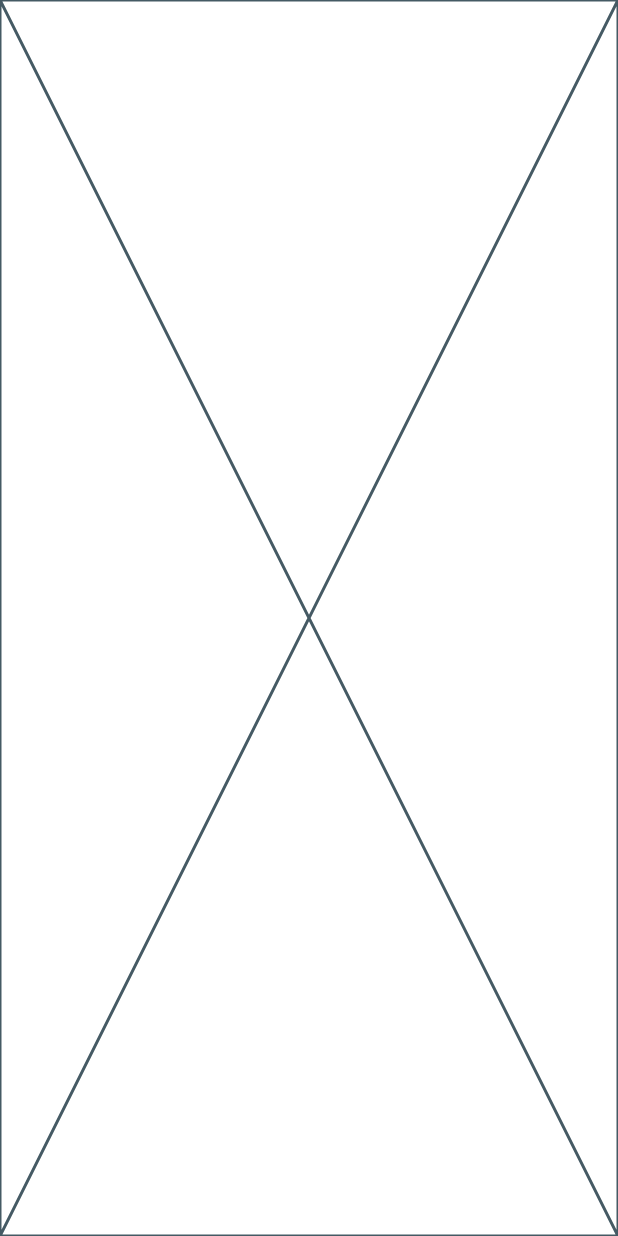
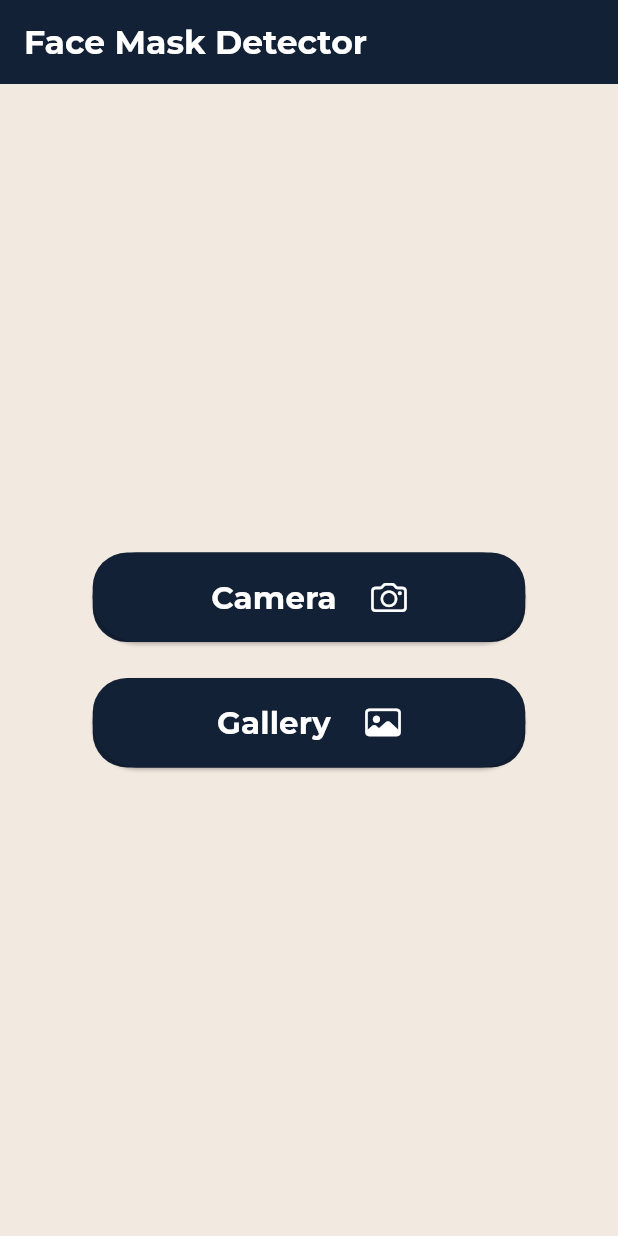
Before and after one commit to TheScriptRailoth/Face-Mask-Detector, a Flutter app: the screen it shows after launch, on a phone screen of 412 x 824 dp. Run offline on Flutter 3.47's test engine with Material 3 defaults, Android fonts, the phone set to English and light mode, and no system bars; our stand-ins replace flutter_screenutil, google_fonts.

```diff
--- /dev/null
+++ b/assets/labels.txt
@@ -0,0 +1,2 @@
+0 Class 1
+1 Class 2
--- a/lib/home_screen.dart
+++ b/lib/home_screen.dart
@@ -1,4 +1,8 @@
+import 'package:flutter/cupertino.dart';
 import 'package:flutter/material.dart';
+import 'package:flutter_screenutil/flutter_screenutil.dart';
+import 'package:google_fonts/google_fonts.dart';
+import 'package:mast_detector/my_colors.dart';
 class HomeScreen extends StatefulWidget {
   const HomeScreen({super.key});
 
@@ -9,6 +13,81 @@ class HomeScreen extends StatefulWidget {
 class _HomeScreenState extends State<HomeScreen> {
   @override
   Widget build(BuildContext context) {
-    return const Placeholder();
+    return Scaffold(
+      backgroundColor: MyColors.secondaryColor,
+      appBar: AppBar(
+        elevation: 0.0,
+        backgroundColor: MyColors.primaryColor,
+        title: Text('Face Mask Detector', style: GoogleFonts.montserrat(
+          color: Colors.white,
+          fontWeight: FontWeight.bold
+        ),),
+      ),
+      body: Column(
+        crossAxisAlignment: CrossAxisAlignment.center,
+        mainAxisAlignment: MainAxisAlignment.center,
+        children: [
+          Center(
+            child: Container(
+              height: 50.h,
+              width: MediaQuery.sizeOf(context).width*0.7,
+              decoration: BoxDecoration(
+                borderRadius: BorderRadius.circular(20.r),
+                color: MyColors.primaryColor,
+              ),
+              child: ElevatedButton(
+                style: ButtonStyle(
+                  backgroundColor: MaterialStateProperty.all(MyColors.primaryColor)
+                ),
+                onPressed: () {  },
+                child: Row(
+                  mainAxisAlignment: MainAxisAlignment.center,
+                  crossAxisAlignment: CrossAxisAlignment.center,
+                  children: [
+                    Text("Camera", style: GoogleFonts.montserrat(
+                      color: Colors.white,
+                      fontWeight: FontWeight.bold,
+                      fontSize: 18.sp
+                    ),),
+                    SizedBox(width: 20.w,),
+                    Icon(CupertinoIcons.camera, color: Colors.white, size: 24,)
+                  ],
+                ),
+              ),
+            ),
+          ),
+          SizedBox(height: 20.h,),
+          Center(
+            child: Container(
+              height: 50.h,
+              width: MediaQuery.sizeOf(context).width*0.7,
+              decoration: BoxDecoration(
+                borderRadius: BorderRadius.circular(20.r),
+                color: MyColors.primaryColor,
+              ),
+              child: ElevatedButton(
+                style: ButtonStyle(
+                    backgroundColor: MaterialStateProperty.all(MyColors.primaryColor)
+                ),
+                onPressed: () {  },
+                child: Row(
+                  mainAxisAlignment: MainAxisAlignment.center,
+                  crossAxisAlignment: CrossAxisAlignment.center,
+                  children: [
+                    Text("Gallery", style: GoogleFonts.montserrat(
+                        color: Colors.white,
+                        fontWeight: FontWeight.bold,
+                        fontSize: 18.sp
+                    ),),
+                    SizedBox(width: 20.w,),
+                    Icon(CupertinoIcons.photo, color: Colors.white, size: 24,)
+                  ],
+                ),
+              ),
+            ),
+          ),
+        ],
+      ),
+    );
   }
 }
--- a/lib/main.dart
+++ b/lib/main.dart
@@ -1,4 +1,5 @@
 import 'package:flutter/material.dart';
+import 'package:flutter_screenutil/flutter_screenutil.dart';
 import 'package:mast_detector/home_screen.dart';
 
 void main() {
@@ -11,10 +12,17 @@ class MyApp extends StatelessWidget {
   // This widget is the root of your application.
   @override
   Widget build(BuildContext context) {
-    return MaterialApp(
-      theme: ThemeData(brightness: Brightness.dark, primaryColor: Color(0xff132136)),
-      debugShowCheckedModeBanner: false,
-      home: HomeScreen()
+    return ScreenUtilInit(
+      designSize: const Size(360, 690),
+      minTextAdapt: true,
+      splitScreenMode: true,
+      builder: (_, child){
+        return MaterialApp(
+            theme: ThemeData(primaryColor: Color(0xff132136)),
+            debugShowCheckedModeBanner: false,
+            home: HomeScreen()
+        );
+      },
     );
   }
 }
--- /dev/null
+++ b/lib/my_colors.dart
@@ -0,0 +1,6 @@
+import 'dart:ui';
+
+class MyColors{
+  static Color primaryColor = Color(0xff132136);
+  static Color secondaryColor = Color(0xffF2E9E0);
+}
--- a/pubspec.yaml
+++ b/pubspec.yaml
@@ -32,8 +32,8 @@ dependencies:
     sdk: flutter
   google_fonts:
   image_picker:
-  tflite:
-
+  tflite_v2: ^1.0.0
+  flutter_screenutil:
 
   # The following adds the Cupertino Icons font to your application.
   # Use with the CupertinoIcons class for iOS style icons.
```
Also changed, not shown: pubspec.lock, 2 other files.
